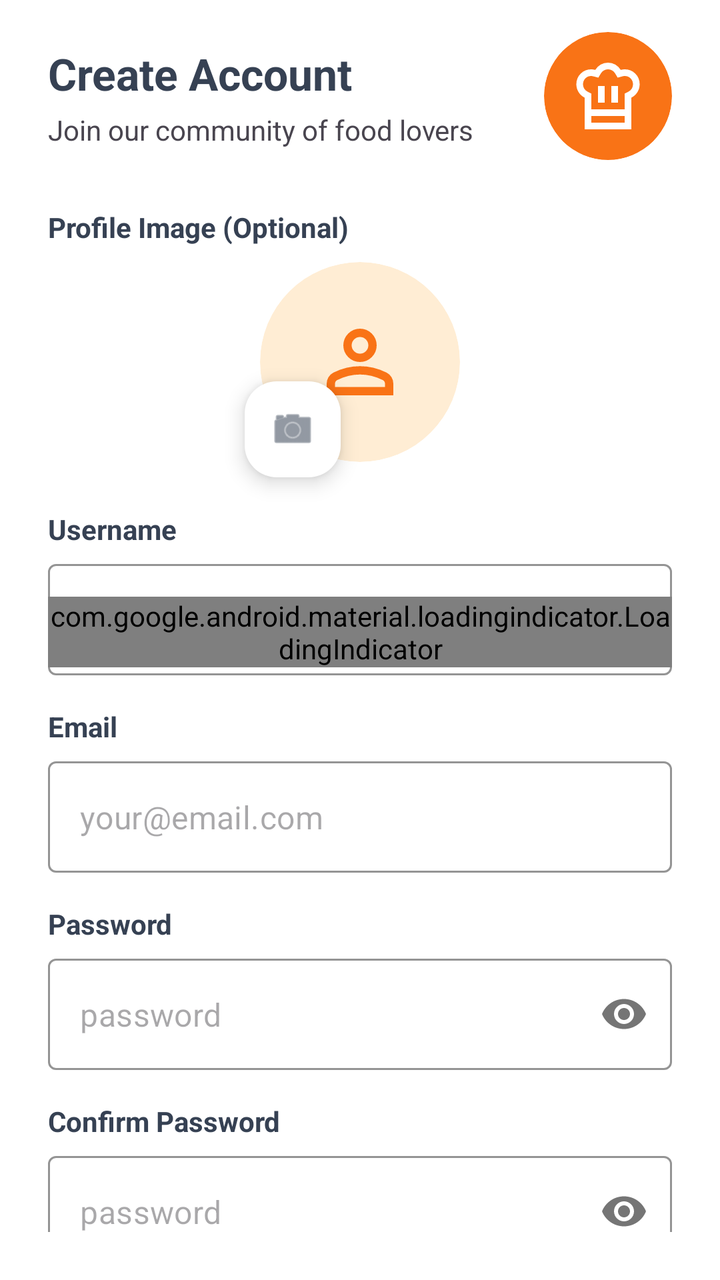
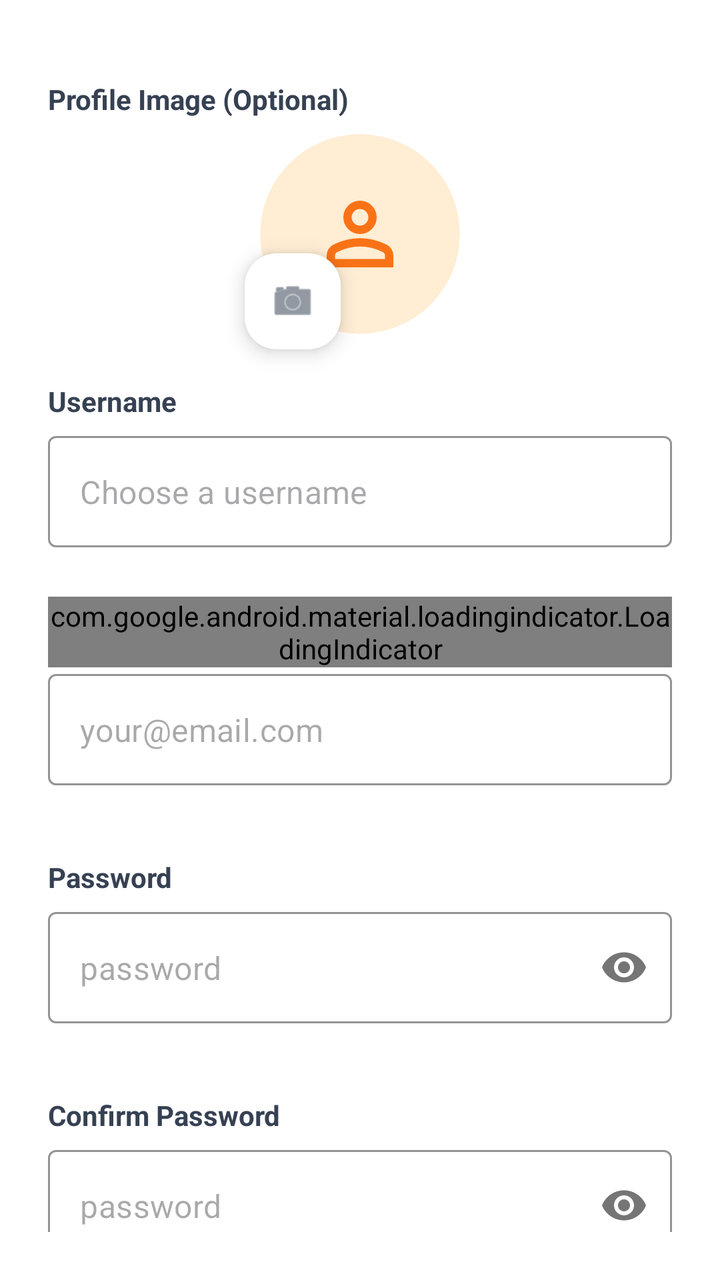

Screens rendered from an Android XML layout before and after an edit, with the pre-edit source and the edit as a unified diff.
<!-- AndroidManifest.xml: application theme Theme.Plateful -->
<!-- res/layout/fragment_sign_up.xml -->
<?xml version="1.0" encoding="utf-8"?>
<androidx.constraintlayout.widget.ConstraintLayout xmlns:android="http://schemas.android.com/apk/res/android"
    xmlns:app="http://schemas.android.com/apk/res-auto"
    android:layout_width="match_parent"
    android:layout_height="match_parent"
    android:background="@color/white"
    android:paddingStart="24dp"
    android:paddingEnd="24dp"
    android:paddingBottom="24dp"
    android:paddingTop="16dp">

        <TextView
            android:id="@+id/title_text_view"
            android:layout_width="0dp"
            android:layout_height="wrap_content"
            android:text="@string/create_account"
            android:textColor="@color/textContent"
            android:textSize="22sp"
            android:textStyle="bold"
            android:layout_marginEnd="16dp"
            app:layout_constraintBottom_toTopOf="@+id/subtitle_text_view"
            app:layout_constraintEnd_toStartOf="@+id/logo_card_view"
            app:layout_constraintStart_toStartOf="parent"
            app:layout_constraintTop_toTopOf="@+id/logo_card_view"
            app:layout_constraintVertical_chainStyle="packed" />

        <TextView
            android:id="@+id/subtitle_text_view"
            android:layout_width="0dp"
            android:layout_height="wrap_content"
            android:layout_marginTop="4dp"
            android:text="@string/join_community"
            android:textSize="14sp"
            android:layout_marginEnd="16dp"
            app:layout_constraintBottom_toBottomOf="@+id/logo_card_view"
            app:layout_constraintEnd_toStartOf="@+id/logo_card_view"
            app:layout_constraintStart_toStartOf="parent"
            app:layout_constraintTop_toBottomOf="@+id/title_text_view" />

        <com.google.android.material.card.MaterialCardView
            android:id="@+id/logo_card_view"
            android:layout_width="64dp"
            android:layout_height="64dp"
            app:cardBackgroundColor="@color/orange"
            app:cardCornerRadius="32dp"
            app:cardElevation="0dp"
            app:layout_constraintEnd_toEndOf="parent"
            app:layout_constraintTop_toTopOf="parent"
            app:strokeWidth="0dp">

            <com.google.android.material.imageview.ShapeableImageView
                android:id="@+id/logo_image_view"
                android:layout_width="40dp"
                android:layout_height="40dp"
                android:layout_gravity="center"
                android:src="@drawable/ic_chef_hat"
                app:tint="@color/white" />
        </com.google.android.material.card.MaterialCardView>

        <TextView
            android:id="@+id/profile_image_label_text_view"
            android:layout_width="wrap_content"
            android:layout_height="wrap_content"
            android:layout_marginTop="24dp"
            android:text="@string/profile_image_optional"
            android:textColor="@color/textContent"
            android:textStyle="bold"
            app:layout_constraintStart_toStartOf="parent"
            app:layout_constraintTop_toBottomOf="@+id/logo_card_view" />

        <com.google.android.material.card.MaterialCardView
            android:id="@+id/avatar_card_view"
            android:layout_width="100dp"
            android:layout_height="100dp"
            android:layout_marginTop="8dp"
            app:cardBackgroundColor="@color/avatarBackground"
            app:cardCornerRadius="60dp"
            app:cardElevation="0dp"
            app:layout_constraintEnd_toEndOf="parent"
            app:layout_constraintStart_toStartOf="parent"
            app:layout_constraintTop_toBottomOf="@+id/profile_image_label_text_view"
            app:strokeWidth="0dp">

            <com.google.android.material.imageview.ShapeableImageView
                android:id="@+id/profile_preview_image_view"
                android:layout_width="50dp"
                android:layout_height="50dp"
                android:layout_gravity="center"
                app:tint="@color/orange"
                android:src="@drawable/ic_person" />
        </com.google.android.material.card.MaterialCardView>

        <com.google.android.material.floatingactionbutton.FloatingActionButton
            android:id="@+id/upload_photo_button"
            android:layout_width="wrap_content"
            android:layout_height="wrap_content"
            android:layout_marginStart="-8dp"
            android:layout_marginBottom="-8dp"
            app:srcCompat="@android:drawable/ic_menu_camera"
            app:tint="@color/darkGray"
            app:backgroundTint="@android:color/white"
            app:fabCustomSize="48dp"
            app:maxImageSize="24dp"
            app:layout_constraintBottom_toBottomOf="@id/avatar_card_view"
            app:layout_constraintStart_toStartOf="@id/avatar_card_view" />

        <TextView
            android:id="@+id/username_label_text_view"
            android:layout_width="wrap_content"
            android:layout_height="wrap_content"
            android:layout_marginTop="24dp"
            android:text="@string/username_label"
            android:textColor="@color/textContent"
            android:textStyle="bold"
            app:layout_constraintStart_toStartOf="parent"
            app:layout_constraintTop_toBottomOf="@+id/avatar_card_view" />

        <com.google.android.material.textfield.TextInputLayout
            android:id="@+id/username_text_input_layout"
            style="@style/Widget.MaterialComponents.TextInputLayout.OutlinedBox"
            android:layout_width="match_parent"
            android:layout_height="wrap_content"
            android:layout_marginTop="8dp"
            app:boxStrokeColor="@color/orange"
            app:hintEnabled="false"
            app:layout_constraintTop_toBottomOf="@+id/username_label_text_view">

            <com.google.android.material.textfield.TextInputEditText
                android:layout_width="match_parent"
                android:layout_height="wrap_content"
                android:hint="@string/choose_username"
                android:inputType="textPersonName" />
        </com.google.android.material.textfield.TextInputLayout>

        <TextView
            android:id="@+id/email_label_text_view"
            android:layout_width="wrap_content"
            android:layout_height="wrap_content"
            android:layout_marginTop="16dp"
            android:text="@string/email_label"
            android:textColor="@color/textContent"
            android:textStyle="bold"
            app:layout_constraintStart_toStartOf="parent"
            app:layout_constraintTop_toBottomOf="@+id/username_text_input_layout" />

        <com.google.android.material.textfield.TextInputLayout
            android:id="@+id/email_text_input_layout"
            style="@style/Widget.MaterialComponents.TextInputLayout.OutlinedBox"
            android:layout_width="match_parent"
            android:layout_height="wrap_content"
            android:layout_marginTop="8dp"
            app:boxStrokeColor="@color/orange"
            app:hintEnabled="false"
            app:layout_constraintTop_toBottomOf="@+id/email_label_text_view">

            <com.google.android.material.textfield.TextInputEditText
                android:layout_width="match_parent"
                android:layout_height="wrap_content"
                android:hint="@string/email_hint"
                android:inputType="textEmailAddress" />
        </com.google.android.material.textfield.TextInputLayout>

        <TextView
            android:id="@+id/password_label_text_view"
            android:layout_width="wrap_content"
            android:layout_height="wrap_content"
            android:layout_marginTop="16dp"
            android:text="@string/password_label"
            android:textColor="@color/textContent"
            android:textStyle="bold"
            app:layout_constraintStart_toStartOf="parent"
            app:layout_constraintTop_toBottomOf="@+id/email_text_input_layout" />

        <com.google.android.material.textfield.TextInputLayout
            android:id="@+id/password_text_input_layout"
            style="@style/Widget.MaterialComponents.TextInputLayout.OutlinedBox"
            android:layout_width="match_parent"
            android:layout_height="wrap_content"
            android:layout_marginTop="8dp"
            app:boxStrokeColor="@color/orange"
            app:hintEnabled="false"
            app:passwordToggleEnabled="true"
            app:layout_constraintTop_toBottomOf="@+id/password_label_text_view">

            <com.google.android.material.textfield.TextInputEditText
                android:layout_width="match_parent"
                android:layout_height="wrap_content"
                android:hint="@string/password_hint"
                android:inputType="textPassword" />
        </com.google.android.material.textfield.TextInputLayout>

        <TextView
            android:id="@+id/confirm_password_label_text_view"
            android:layout_width="wrap_content"
            android:layout_height="wrap_content"
            android:layout_marginTop="16dp"
            android:text="@string/confirm_password"
            android:textColor="@color/textContent"
            android:textStyle="bold"
            app:layout_constraintStart_toStartOf="parent"
            app:layout_constraintTop_toBottomOf="@+id/password_text_input_layout" />

        <com.google.android.material.textfield.TextInputLayout
            android:id="@+id/confirm_password_text_input_layout"
            style="@style/Widget.MaterialComponents.TextInputLayout.OutlinedBox"
            android:layout_width="match_parent"
            android:layout_height="wrap_content"
            android:layout_marginTop="8dp"
            app:boxStrokeColor="@color/orange"
            app:hintEnabled="false"
            app:passwordToggleEnabled="true"
            app:layout_constraintTop_toBottomOf="@+id/confirm_password_label_text_view">

            <com.google.android.material.textfield.TextInputEditText
                android:layout_width="match_parent"
                android:layout_height="wrap_content"
                android:hint="@string/password_hint"
                android:inputType="textPassword" />
        </com.google.android.material.textfield.TextInputLayout>

        <com.google.android.material.button.MaterialButton
            android:id="@+id/create_account_button"
            android:layout_width="match_parent"
            android:layout_height="60dp"
            android:layout_marginTop="32dp"
            android:backgroundTint="@color/orange"
            android:text="@string/create_account"
            android:textSize="16sp"
            app:cornerRadius="12dp"
            app:layout_constraintTop_toBottomOf="@+id/confirm_password_text_input_layout" />

        <com.google.android.material.loadingindicator.LoadingIndicator
            android:id="@+id/loading_indicator"
            style="@style/Widget.Material3.LoadingIndicator.Contained"
            android:layout_width="wrap_content"
            android:layout_height="wrap_content"
            app:indicatorColor="@color/orange"
            app:layout_constraintBottom_toBottomOf="parent"
            app:layout_constraintEnd_toEndOf="parent"
            app:layout_constraintStart_toStartOf="parent"
            app:layout_constraintTop_toTopOf="parent" />

    </androidx.constraintlayout.widget.ConstraintLayout>
<!-- resources referenced by this layout -->
<resources>
  <color name="avatarBackground">#ffedd4</color>
  <color name="darkGray">#4a5565</color>
  <color name="orange">#f97316</color>
  <color name="textContent">#364153</color>
  <color name="white">#FFFFFFFF</color>
  <!-- drawable ic_chef_hat (drawable) -->
  <vector xmlns:android="http://schemas.android.com/apk/res/android"
      android:width="24dp"
      android:height="24dp"
      android:viewportWidth="960"
      android:viewportHeight="960"
      android:tint="?attr/colorControlNormal">
    <path
        android:fillColor="@android:color/white"
        android:pathData="M360,560L440,560L440,360L360,360L360,560ZM200,500Q154,477 127,433.5Q100,390 100,339Q100,264 151.5,212Q203,160 278,160Q290,160 302.5,162Q315,164 327,167L327,167L327,167Q352,126 392,103Q432,80 480,80Q528,80 568,103Q608,126 633,167L633,167L633,167Q645,164 657,162Q669,160 682,160Q757,160 808.5,212Q860,264 860,339Q860,390 833,433.5Q806,477 760,500L760,720L200,720L200,500ZM520,560L600,560L600,360L520,360L520,560ZM280,640L680,640L680,451L724,429Q750,416 765,392.5Q780,369 780,340Q780,298 751.5,269Q723,240 682,240Q671,240 662,242Q653,244 643,247L596,260L565,208Q551,185 528.5,172.5Q506,160 480,160Q454,160 431.5,172.5Q409,185 395,208L364,260L316,247Q306,245 296.5,242.5Q287,240 277,240Q236,240 208,269Q180,298 180,340Q180,369 195,392.5Q210,416 236,429L280,451L280,640ZM200,720L280,720L280,800L680,800L680,720L760,720L760,880L200,880L200,720ZM480,640L480,640L480,640Q480,640 480,640Q480,640 480,640Q480,640 480,640Q480,640 480,640Q480,640 480,640Q480,640 480,640L480,640L480,640Q480,640 480,640Q480,640 480,640Q480,640 480,640Q480,640 480,640L480,640L480,640Q480,640 480,640Q480,640 480,640Q480,640 480,640Q480,640 480,640Q480,640 480,640Q480,640 480,640L480,640L480,640Z"/>
  </vector>
  <!-- drawable ic_person (drawable) -->
  <vector xmlns:android="http://schemas.android.com/apk/res/android"
      android:width="24dp"
      android:height="24dp"
      android:viewportWidth="960"
      android:viewportHeight="960"
      android:tint="?attr/colorControlNormal">
    <path
        android:fillColor="@android:color/white"
        android:pathData="M367,433Q320,386 320,320Q320,254 367,207Q414,160 480,160Q546,160 593,207Q640,254 640,320Q640,386 593,433Q546,480 480,480Q414,480 367,433ZM160,800L160,688Q160,654 177.5,625.5Q195,597 224,582Q286,551 350,535.5Q414,520 480,520Q546,520 610,535.5Q674,551 736,582Q765,597 782.5,625.5Q800,654 800,688L800,800L160,800ZM240,720L720,720L720,688Q720,677 714.5,668Q709,659 700,654Q646,627 591,613.5Q536,600 480,600Q424,600 369,613.5Q314,627 260,654Q251,659 245.5,668Q240,677 240,688L240,720ZM536.5,376.5Q560,353 560,320Q560,287 536.5,263.5Q513,240 480,240Q447,240 423.5,263.5Q400,287 400,320Q400,353 423.5,376.5Q447,400 480,400Q513,400 536.5,376.5ZM480,320Q480,320 480,320Q480,320 480,320Q480,320 480,320Q480,320 480,320Q480,320 480,320Q480,320 480,320Q480,320 480,320Q480,320 480,320ZM480,720L480,720Q480,720 480,720Q480,720 480,720Q480,720 480,720Q480,720 480,720Q480,720 480,720Q480,720 480,720Q480,720 480,720Q480,720 480,720L480,720Z"/>
  </vector>
  <string name="choose_username">Choose a username</string>
  <string name="confirm_password">Confirm Password</string>
  <string name="create_account">Create Account</string>
  <string name="email_hint">your@email.com</string>
  <string name="email_label">Email</string>
  <string name="join_community">Join our community of food lovers</string>
  <string name="password_hint">password</string>
  <string name="password_label">Password</string>
  <string name="profile_image_optional">Profile Image (Optional)</string>
  <string name="username_label">Username</string>
  <style name="Theme.Plateful" parent="Base.Theme.Plateful" />
  <style name="Base.Theme.Plateful" parent="Theme.Material3.DayNight.NoActionBar">
          
          
      </style>
</resources>

<!-- the commit's change to res/layout/fragment_sign_up.xml (unified diff, before → after) -->
@@ -10,54 +10,6 @@
     android:paddingTop="16dp">
 
         <TextView
-            android:id="@+id/title_text_view"
-            android:layout_width="0dp"
-            android:layout_height="wrap_content"
-            android:text="@string/create_account"
-            android:textColor="@color/textContent"
-            android:textSize="22sp"
-            android:textStyle="bold"
-            android:layout_marginEnd="16dp"
-            app:layout_constraintBottom_toTopOf="@+id/subtitle_text_view"
-            app:layout_constraintEnd_toStartOf="@+id/logo_card_view"
-            app:layout_constraintStart_toStartOf="parent"
-            app:layout_constraintTop_toTopOf="@+id/logo_card_view"
-            app:layout_constraintVertical_chainStyle="packed" />
-
-        <TextView
-            android:id="@+id/subtitle_text_view"
-            android:layout_width="0dp"
-            android:layout_height="wrap_content"
-            android:layout_marginTop="4dp"
-            android:text="@string/join_community"
-            android:textSize="14sp"
-            android:layout_marginEnd="16dp"
-            app:layout_constraintBottom_toBottomOf="@+id/logo_card_view"
-            app:layout_constraintEnd_toStartOf="@+id/logo_card_view"
-            app:layout_constraintStart_toStartOf="parent"
-            app:layout_constraintTop_toBottomOf="@+id/title_text_view" />
-
-        <com.google.android.material.card.MaterialCardView
-            android:id="@+id/logo_card_view"
-            android:layout_width="64dp"
-            android:layout_height="64dp"
-            app:cardBackgroundColor="@color/orange"
-            app:cardCornerRadius="32dp"
-            app:cardElevation="0dp"
-            app:layout_constraintEnd_toEndOf="parent"
-            app:layout_constraintTop_toTopOf="parent"
-            app:strokeWidth="0dp">
-
-            <com.google.android.material.imageview.ShapeableImageView
-                android:id="@+id/logo_image_view"
-                android:layout_width="40dp"
-                android:layout_height="40dp"
-                android:layout_gravity="center"
-                android:src="@drawable/ic_chef_hat"
-                app:tint="@color/white" />
-        </com.google.android.material.card.MaterialCardView>
-
-        <TextView
             android:id="@+id/profile_image_label_text_view"
             android:layout_width="wrap_content"
             android:layout_height="wrap_content"
@@ -66,7 +18,7 @@
             android:textColor="@color/textContent"
             android:textStyle="bold"
             app:layout_constraintStart_toStartOf="parent"
-            app:layout_constraintTop_toBottomOf="@+id/logo_card_view" />
+            app:layout_constraintTop_toTopOf="parent" />
 
         <com.google.android.material.card.MaterialCardView
             android:id="@+id/avatar_card_view"
@@ -122,6 +74,7 @@
             android:layout_height="wrap_content"
             android:layout_marginTop="8dp"
             app:boxStrokeColor="@color/orange"
+            app:errorEnabled="true"
             app:hintEnabled="false"
             app:layout_constraintTop_toBottomOf="@+id/username_label_text_view">
 
@@ -150,6 +103,7 @@
             android:layout_height="wrap_content"
             android:layout_marginTop="8dp"
             app:boxStrokeColor="@color/orange"
+            app:errorEnabled="true"
             app:hintEnabled="false"
             app:layout_constraintTop_toBottomOf="@+id/email_label_text_view">
 
@@ -178,6 +132,7 @@
             android:layout_height="wrap_content"
             android:layout_marginTop="8dp"
             app:boxStrokeColor="@color/orange"
+            app:errorEnabled="true"
             app:hintEnabled="false"
             app:passwordToggleEnabled="true"
             app:layout_constraintTop_toBottomOf="@+id/password_label_text_view">
@@ -207,6 +162,7 @@
             android:layout_height="wrap_content"
             android:layout_marginTop="8dp"
             app:boxStrokeColor="@color/orange"
+            app:errorEnabled="true"
             app:hintEnabled="false"
             app:passwordToggleEnabled="true"
             app:layout_constraintTop_toBottomOf="@+id/confirm_password_label_text_view">
<!-- resource entries referenced after the edit -->
@@ -5,17 +5,6 @@
   <color name="orange">#f97316</color>
   <color name="textContent">#364153</color>
   <color name="white">#FFFFFFFF</color>
-  <!-- drawable ic_chef_hat (drawable) -->
-  <vector xmlns:android="http://schemas.android.com/apk/res/android"
-      android:width="24dp"
-      android:height="24dp"
-      android:viewportWidth="960"
-      android:viewportHeight="960"
-      android:tint="?attr/colorControlNormal">
-    <path
-        android:fillColor="@android:color/white"
-        android:pathData="M360,560L440,560L440,360L360,360L360,560ZM200,500Q154,477 127,433.5Q100,390 100,339Q100,264 151.5,212Q203,160 278,160Q290,160 302.5,162Q315,164 327,167L327,167L327,167Q352,126 392,103Q432,80 480,80Q528,80 568,103Q608,126 633,167L633,167L633,167Q645,164 657,162Q669,160 682,160Q757,160 808.5,212Q860,264 860,339Q860,390 833,433.5Q806,477 760,500L760,720L200,720L200,500ZM520,560L600,560L600,360L520,360L520,560ZM280,640L680,640L680,451L724,429Q750,416 765,392.5Q780,369 780,340Q780,298 751.5,269Q723,240 682,240Q671,240 662,242Q653,244 643,247L596,260L565,208Q551,185 528.5,172.5Q506,160 480,160Q454,160 431.5,172.5Q409,185 395,208L364,260L316,247Q306,245 296.5,242.5Q287,240 277,240Q236,240 208,269Q180,298 180,340Q180,369 195,392.5Q210,416 236,429L280,451L280,640ZM200,720L280,720L280,800L680,800L680,720L760,720L760,880L200,880L200,720ZM480,640L480,640L480,640Q480,640 480,640Q480,640 480,640Q480,640 480,640Q480,640 480,640Q480,640 480,640Q480,640 480,640L480,640L480,640Q480,640 480,640Q480,640 480,640Q480,640 480,640Q480,640 480,640L480,640L480,640Q480,640 480,640Q480,640 480,640Q480,640 480,640Q480,640 480,640Q480,640 480,640Q480,640 480,640L480,640L480,640Z"/>
-  </vector>
   <!-- drawable ic_person (drawable) -->
   <vector xmlns:android="http://schemas.android.com/apk/res/android"
       android:width="24dp"
@@ -32,7 +21,6 @@
   <string name="create_account">Create Account</string>
   <string name="email_hint">your@email.com</string>
   <string name="email_label">Email</string>
-  <string name="join_community">Join our community of food lovers</string>
   <string name="password_hint">password</string>
   <string name="password_label">Password</string>
   <string name="profile_image_optional">Profile Image (Optional)</string>
